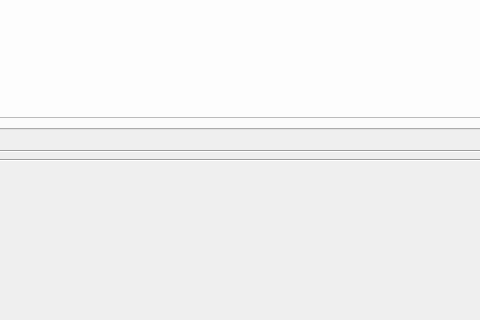
The window that mainwindow.ui (Tsolak2005/ChessTour-Mher-sTask-) describes before a commit, drawn with Qt 5; both pictures show x 340 to 820 and y 413 to 733 of the 1557 by 733 pixel window.
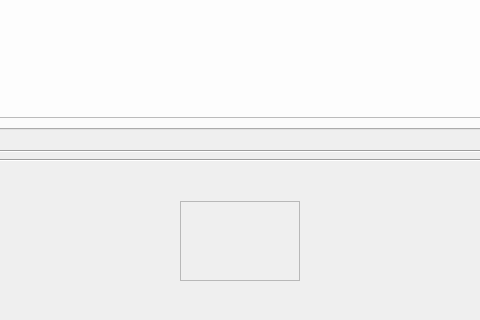
The same window after the commit.

What changed in the file:
```diff
--- a/mainwindow.ui
+++ b/mainwindow.ui
@@ -928,6 +928,22 @@
      </item>
     </layout>
    </widget>
+   <widget class="QFrame" name="frame">
+    <property name="geometry">
+     <rect>
+      <x>520</x>
+      <y>610</y>
+      <width>120</width>
+      <height>80</height>
+     </rect>
+    </property>
+    <property name="frameShape">
+     <enum>QFrame::Shape::StyledPanel</enum>
+    </property>
+    <property name="frameShadow">
+     <enum>QFrame::Shadow::Raised</enum>
+    </property>
+   </widget>
   </widget>
   <widget class="QMenuBar" name="menubar">
    <property name="geometry">
```
